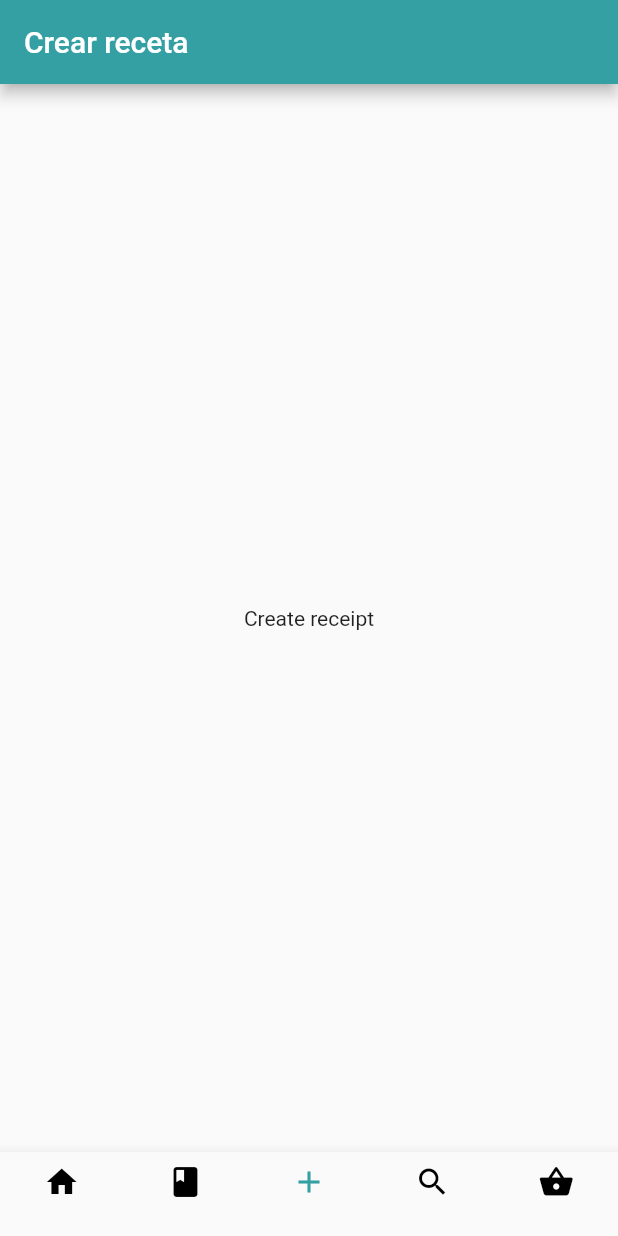
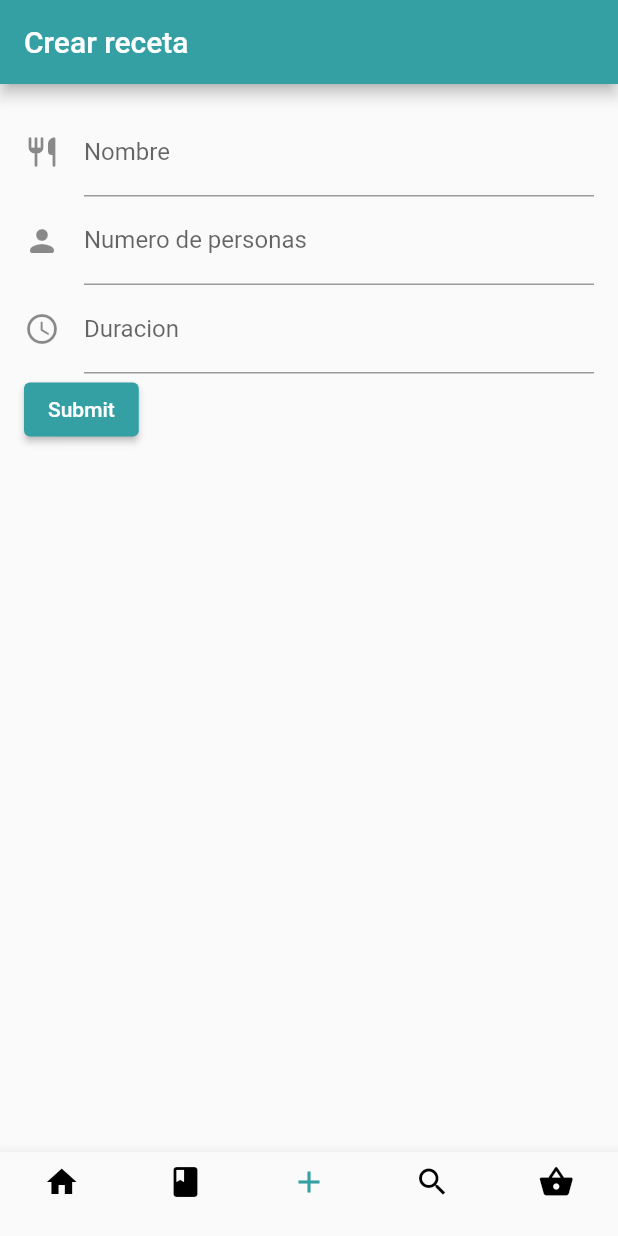
Before and after one commit to MBM-devs/letscookit, a Flutter app: the screen it shows after launch, item 3 of the bottom bar chosen, on a phone screen of 412 x 824 dp. Run offline on Flutter 3.47's test engine with Material 2 defaults, Android fonts, the phone set to English and light mode, and no system bars.

Commit message:
Create Receta Form

```diff
--- a/letscookit/lib/main.dart
+++ b/letscookit/lib/main.dart
@@ -65,6 +65,9 @@ class _MyAppState extends State<MyApp> {
   @override
   Widget build(BuildContext context) {
     return MaterialApp(
+      theme: ThemeData(
+        primarySwatch: Colors.teal,
+      ),
       debugShowCheckedModeBanner: false,
       title: 'Flutter Demo',
       home: Scaffold(
--- a/letscookit/lib/pages/receipt.dart
+++ b/letscookit/lib/pages/receipt.dart
@@ -1,4 +1,5 @@
 import 'package:flutter/material.dart';
+import 'package:letscookit/utilities/receta.dart';
 
 class Receipt extends StatefulWidget {
   Receipt({Key? key}) : super(key: key);
@@ -8,10 +9,57 @@ class Receipt extends StatefulWidget {
 }
 
 class _ReceiptState extends State<Receipt> {
+  final _formKey = GlobalKey<FormState>();
   @override
   Widget build(BuildContext context) {
-    return Center(
-      child: Text('Create receipt'),
+    return Padding(
+      padding: const EdgeInsets.all(16.0),
+      child: Center(
+        child: Form(
+          key: _formKey,
+          child: Column(
+            crossAxisAlignment: CrossAxisAlignment.start,
+            children: <Widget>[
+              TextFormField(
+                decoration: const InputDecoration(
+                  icon: const Icon(Icons.restaurant_rounded),
+                  hintText: 'Introduce el nombre de la Receta',
+                  labelText: 'Nombre',
+                ),
+              ),
+              TextFormField(
+                decoration: const InputDecoration(
+                  icon: const Icon(Icons.person_rounded),
+                  hintText: 'Introduce el numero de personas de la receta.',
+                  labelText: 'Numero de personas',
+                ),
+              ),
+              TextFormField(
+                decoration: const InputDecoration(
+                  icon: const Icon(Icons.access_time_rounded),
+                  hintText: 'Introduce la duración de la receta.',
+                  labelText: 'Duracion',
+                ),
+              ),
+              ElevatedButton(
+                style: ElevatedButton.styleFrom(
+                    primary: Color.fromARGB(255, 52, 160, 164)),
+                onPressed: () {
+                  // Validate returns true if the form is valid, or false otherwise.
+                  if (_formKey.currentState!.validate()) {
+                    // If the form is valid, display a snackbar. In the real world,
+                    // you'd often call a server or save the information in a database.
+                    ScaffoldMessenger.of(context).showSnackBar(
+                      const SnackBar(content: Text('Processing Data')),
+                    );
+                  }
+                },
+                child: const Text('Submit'),
+              ),
+            ],
+          ),
+        ),
+      ),
     );
   }
 }
```
Also changed, not shown: letscookit/lib/pages/pagina2.dart (deleted, +0 -21 lines), letscookit/lib/pages/paginaHome.dart (deleted, +0 -47 lines).
